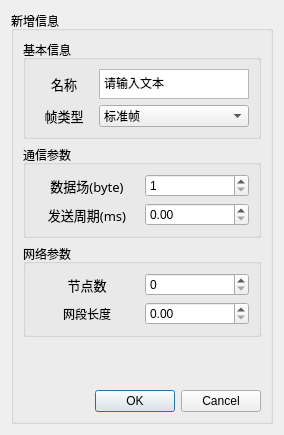
This is addbaud.ui in starpicke/ICS-system-opt as Qt 5 draws it before an edit. The edited form follows.
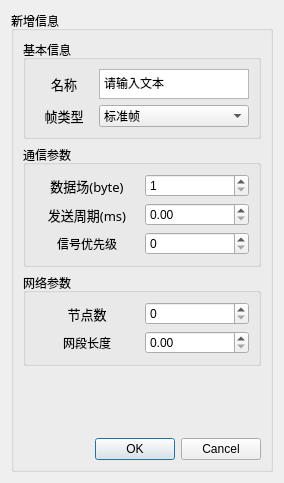
This is the edited form.

Commit message: 加入优先级

```diff
--- a/addbaud.ui
+++ b/addbaud.ui
@@ -7,7 +7,7 @@
     <x>0</x>
     <y>0</y>
     <width>284</width>
-    <height>435</height>
+    <height>483</height>
    </rect>
   </property>
   <property name="windowTitle">
@@ -93,6 +93,19 @@
          <item row="1" column="1">
           <widget class="QDoubleSpinBox" name="TdoubleSpinBox"/>
          </item>
+         <item row="2" column="0">
+          <widget class="QLabel" name="label_2">
+           <property name="text">
+            <string>信号优先级</string>
+           </property>
+           <property name="alignment">
+            <set>Qt::AlignCenter</set>
+           </property>
+          </widget>
+         </item>
+         <item row="2" column="1">
+          <widget class="QSpinBox" name="PriorityspinBox"/>
+         </item>
         </layout>
        </widget>
       </item>
```
Left out of the diff: 38 changed lines with no effect on the pictures. The commit also changes 4 other files.
